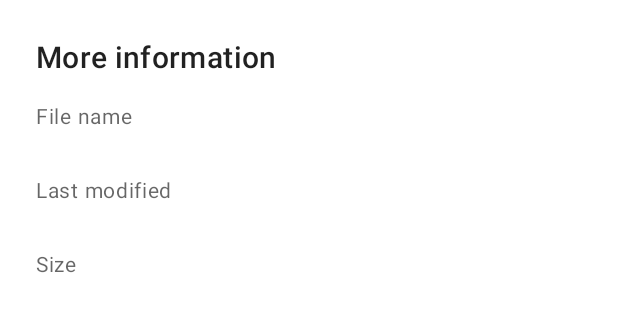
After one commit to adrijanrogan/android-etiketa, an Android app: the layout dialog_file_info.xml on its own in the app's theme, with its tools: preview values and no code run, on a phone screen of 412 x 824 dp. The commit adds this screen. Shown: the top 312 px of the screen. Run offline under Robolectric (Android 15) with nearby library versions, the phone set to English and light mode, and no system bars.

Commit message:
Added dialog for more file information.

```diff
--- a/app/src/main/java/com/github/adrijanrogan/etiketa/ui/browse/BrowserCallback.kt
+++ b/app/src/main/java/com/github/adrijanrogan/etiketa/ui/browse/BrowserCallback.kt
@@ -5,4 +5,6 @@ import java.io.File
 interface BrowserCallback {
 
     fun onClickFile(file: File)
+
+    fun showFileInfoDialog(file: File)
 }
--- /dev/null
+++ b/app/src/main/res/layout/dialog_file_info.xml
@@ -0,0 +1,73 @@
+<?xml version="1.0" encoding="utf-8"?>
+<LinearLayout
+    xmlns:android="http://schemas.android.com/apk/res/android"
+    android:orientation="vertical"
+    android:padding="16dp"
+    android:layout_width="match_parent"
+    android:layout_height="match_parent">
+
+    <TextView
+        android:id="@+id/dialog_file_info_title"
+        android:layout_width="match_parent"
+        android:layout_height="wrap_content"
+        android:text="More information"
+        android:layout_margin="8dp"
+        style="@style/TextAppearance.MaterialComponents.Headline6"/>
+
+    <TextView
+        android:id="@+id/dialog_file_info_name"
+        android:layout_width="match_parent"
+        android:layout_height="wrap_content"
+        android:text="File name"
+        android:layout_marginTop="8dp"
+        android:layout_marginStart="8dp"
+        android:layout_marginEnd="8dp"
+        style="@style/AppTheme.Text.Body3"/>
+
+    <TextView
+        android:id="@+id/dialog_file_info_name_content"
+        android:layout_width="match_parent"
+        android:layout_height="wrap_content"
+        android:text=""
+        android:layout_marginStart="8dp"
+        android:layout_marginEnd="8dp"
+        style="@style/TextAppearance.MaterialComponents.Body1"/>
+
+    <TextView
+        android:id="@+id/dialog_file_info_modified"
+        android:layout_width="match_parent"
+        android:layout_height="wrap_content"
+        android:layout_marginTop="8dp"
+        android:layout_marginStart="8dp"
+        android:layout_marginEnd="8dp"
+        style="@style/AppTheme.Text.Body3"
+        android:text="Last modified" />
+
+    <TextView
+        android:id="@+id/dialog_file_info_modified_content"
+        android:layout_width="match_parent"
+        android:layout_height="wrap_content"
+        android:layout_marginStart="8dp"
+        android:layout_marginEnd="8dp"
+        style="@style/TextAppearance.MaterialComponents.Body1"
+        android:text="" />
+
+    <TextView
+        android:id="@+id/dialog_file_info_size"
+        android:layout_width="match_parent"
+        android:layout_height="wrap_content"
+        android:layout_marginTop="8dp"
+        android:layout_marginStart="8dp"
+        android:layout_marginEnd="8dp"
+        style="@style/AppTheme.Text.Body3"
+        android:text="Size" />
+
+    <TextView
+        android:id="@+id/dialog_file_info_size_content"
+        android:layout_width="match_parent"
+        android:layout_height="wrap_content"
+        android:layout_marginStart="8dp"
+        android:layout_marginEnd="8dp"
+        style="@style/TextAppearance.MaterialComponents.Body1"
+        android:text="" />
+</LinearLayout>
```
Also changed, not shown: app/src/main/java/com/github/adrijanrogan/etiketa/ui/browse/BrowseActivity.kt (+7 -0 lines), app/src/main/java/com/github/adrijanrogan/etiketa/ui/browse/BrowseAdapter.kt (+7 -5 lines), app/src/main/java/com/github/adrijanrogan/etiketa/ui/browse/FileInfoDialog.kt (added, +31 -0 lines).
